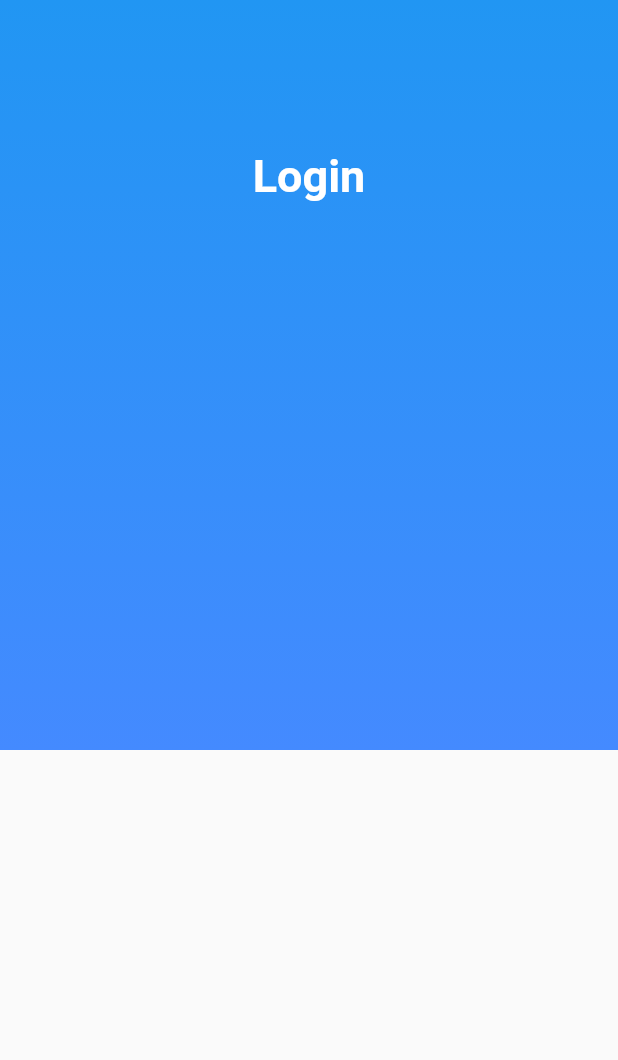
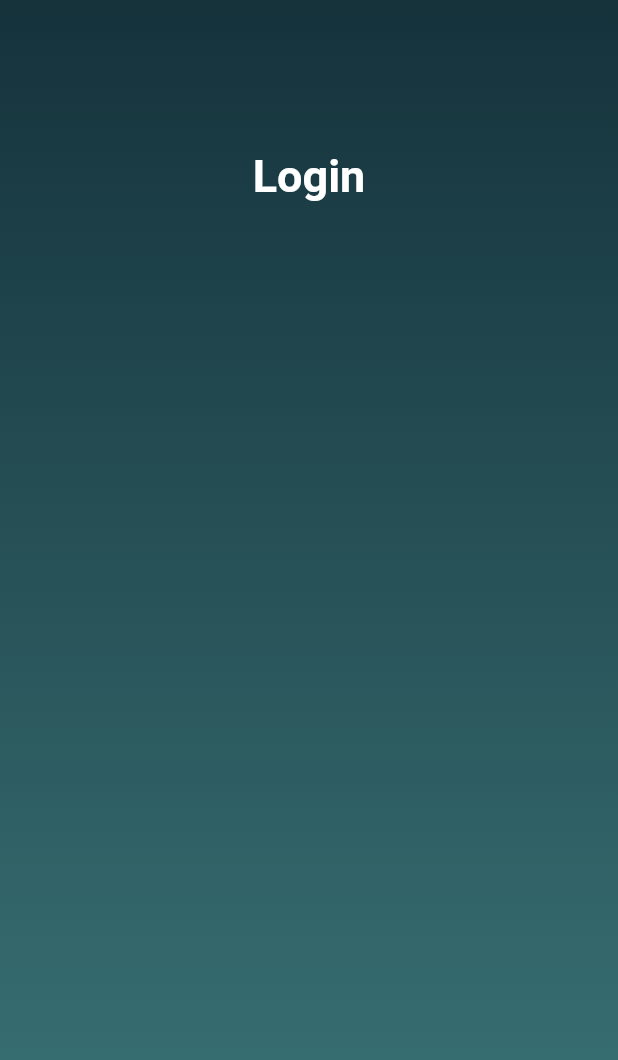
Before and after one commit to sxjal/GoogleAuth, a Flutter app: the screen it shows after launch, on a phone screen of 412 x 824 dp. Shown: the top 1060 px of the screen. Run offline on Flutter 3.47's test engine with Material 2 defaults, Android fonts, the phone set to English and light mode, and no system bars.

Commit message:
loginpage

```diff
--- a/lib/pages/login.dart
+++ b/lib/pages/login.dart
@@ -7,13 +7,13 @@ class LoginScreen extends StatelessWidget {
   Widget build(BuildContext context) {
     return Scaffold(
       body: Container(
-        height: 500,
-        width: 500,
+        height: double.infinity,
+        width: double.infinity,
         decoration: const BoxDecoration(
           gradient: LinearGradient(
             colors: [
-              Colors.blue,
-              Colors.blueAccent,
+              Color.fromARGB(255, 21, 50, 59),
+              Color.fromARGB(255, 60, 119, 121),
             ],
             begin: Alignment.topCenter,
             end: Alignment.bottomCenter,
@@ -22,7 +22,7 @@ class LoginScreen extends StatelessWidget {
         child: Column(
           children: [
             Container(
-              margin: EdgeInsets.only(top: 100),
+              margin: const EdgeInsets.only(top: 100),
               child: const Text(
                 "Login",
                 style: TextStyle(
```
